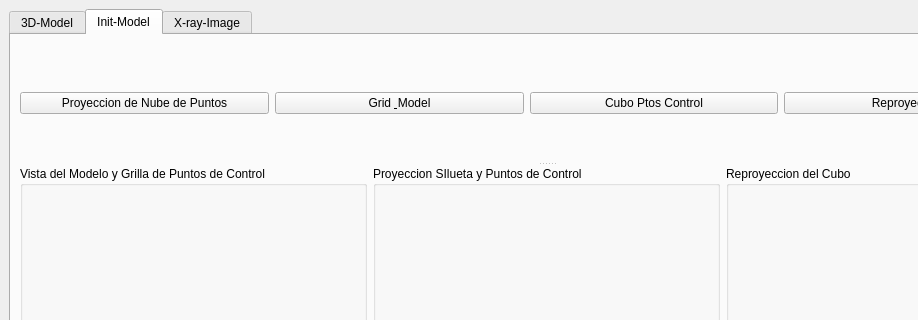
The window that Create3DBones.ui (chiconasa3000/BuildModel3D) describes before a commit, drawn with Qt 5; both pictures show x 0 to 918 and y 0 to 320 of the 1093 by 658 pixel window.
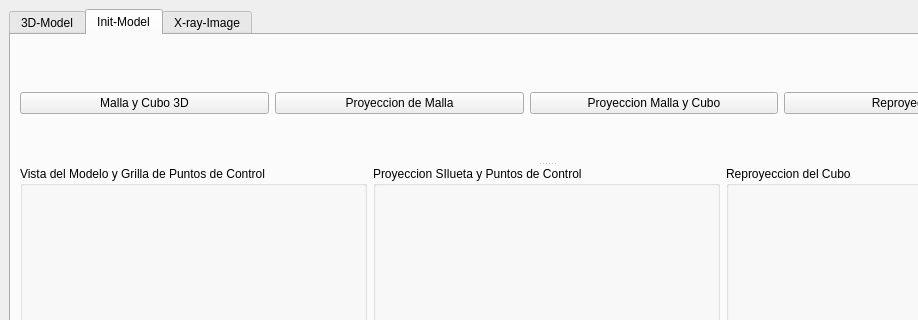
The same window after the commit. The open tabs and pages were chosen to show the change. Custom widgets are drawn as their Qt base class.

Diff of the .ui file:
```diff
--- a/Create3DBones.ui
+++ b/Create3DBones.ui
@@ -95,24 +95,24 @@
           </property>
           <widget class="QWidget" name="layoutWidget">
            <layout class="QHBoxLayout" name="horizontalLayout_2">
-            <item>
-             <widget class="QPushButton" name="but_exe_pers">
-              <property name="text">
-               <string>Proyeccion de Nube de Puntos</string>
-              </property>
-             </widget>
-            </item>
             <item>
              <widget class="QPushButton" name="but_load_model">
               <property name="text">
-               <string>Grid &amp; Model</string>
+               <string>Malla y Cubo 3D</string>
+              </property>
+             </widget>
+            </item>
+            <item>
+             <widget class="QPushButton" name="but_exe_pers">
+              <property name="text">
+               <string>Proyeccion de Malla</string>
               </property>
              </widget>
             </item>
             <item>
              <widget class="QPushButton" name="but_silueta">
               <property name="text">
-               <string>Cubo Ptos Control</string>
+               <string>Proyeccion Malla y Cubo</string>
               </property>
              </widget>
             </item>
```
Left out of the diff: 2 changed lines with no effect on the pictures.
